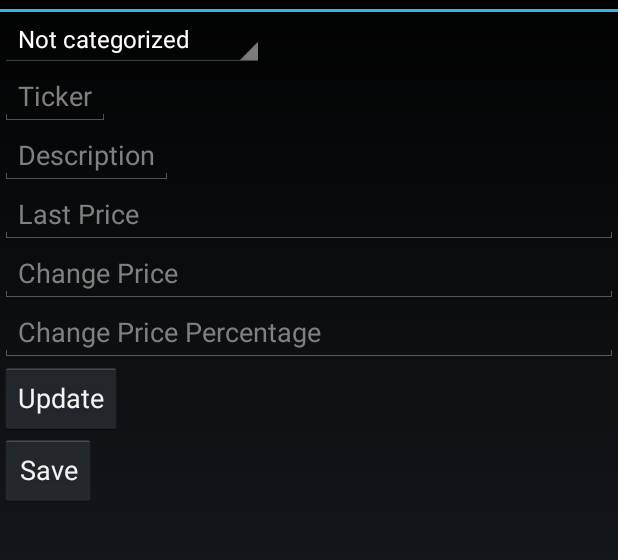
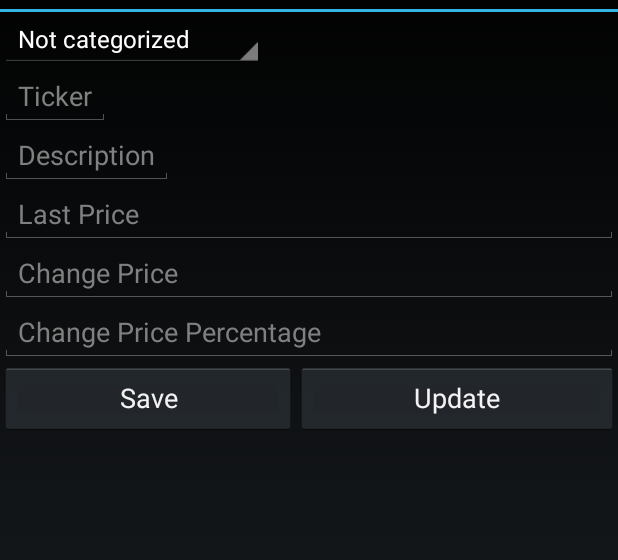
Before and after one commit to eugenevdm/StockMonitor, an Android app: the StockAddActivity screen opened directly, with no data from a screen before it, on a phone screen of 412 x 824 dp, the part 60-620 px from its top. Run offline under Robolectric (Android 15) with nearby library versions, the phone set to English and light mode, and no system bars.

Commit message:
Minor documentation update and changing of button locations in edit box.

```diff
--- a/app/src/main/java/za/co/eugenevdm/stockmonitor/documentation.txt
+++ b/app/src/main/java/za/co/eugenevdm/stockmonitor/documentation.txt
@@ -18,10 +18,6 @@ This line comes from work PC.
 The name of the app, Stock Monitor, changes to "Share Monitor" when used in ZA locale!
 
 Help Documentation Included! Get definitions of common stock exchange terms!
-
-Market capitalization
-
-The total value of a company in the stock market. It is generally calculated by multiplying the shares outstanding by the current share price.
 
 Comprehensive example of volley and listview
 
--- /dev/null
+++ b/app/src/main/java/za/co/eugenevdm/stockmonitor/terms.txt
@@ -0,0 +1,7 @@
+Market capitalization
+
+The total value of a company in the stock market. It is generally calculated by multiplying the shares outstanding by the current share price.
+
+Latest dividend/dividend yield
+
+Latest dividend is dividend per share paid to shareholders in the most recent quarter. Dividend yield is the value of the latest dividend, multiplied by the number of times dividends are typically paid per year, divided by the stock price.
--- a/app/src/main/res/layout/stock_edit.xml
+++ b/app/src/main/res/layout/stock_edit.xml
@@ -2,29 +2,26 @@
 <LinearLayout xmlns:android="http://schemas.android.com/apk/res/android"
     android:layout_width="match_parent"
     android:layout_height="match_parent"
-    android:orientation="vertical" >
+    android:orientation="vertical">
 
     <Spinner
         android:id="@+id/category"
         android:layout_width="wrap_content"
         android:layout_height="wrap_content"
-        android:entries="@array/industries" >
-    </Spinner>
+        android:entries="@array/industries"></Spinner>
 
     <LinearLayout
         android:id="@+id/LinearLayout01"
         android:layout_width="match_parent"
         android:layout_height="wrap_content"
-        android:orientation="vertical"
-        >
+        android:orientation="vertical">
 
         <EditText
             android:id="@+id/stock_edit_ticker"
             android:layout_width="wrap_content"
             android:layout_height="wrap_content"
             android:hint="@string/stock_edit_ticker"
-            android:imeOptions="actionNext" >
-        </EditText>
+            android:imeOptions="actionNext"></EditText>
 
         <EditText
             android:id="@+id/stock_edit_description"
@@ -32,8 +29,7 @@
             android:layout_height="wrap_content"
             android:gravity="top"
             android:hint="@string/stock_edit_description"
-            android:imeOptions="actionNext" >
-        </EditText>
+            android:imeOptions="actionNext"></EditText>
 
         <EditText
             android:id="@+id/stock_edit_last_price"
@@ -41,8 +37,7 @@
             android:layout_height="match_parent"
             android:gravity="top"
             android:hint="@string/stock_edit_last_price"
-            android:imeOptions="actionNext" >
-        </EditText>
+            android:imeOptions="actionNext"></EditText>
 
         <EditText
             android:id="@+id/stock_edit_change_price"
@@ -50,8 +45,7 @@
             android:layout_height="match_parent"
             android:gravity="top"
             android:hint="@string/stock_edit_change_price"
-            android:imeOptions="actionNext" >
-        </EditText>
+            android:imeOptions="actionNext"></EditText>
 
         <EditText
             android:id="@+id/stock_edit_change_price_percentage"
@@ -59,23 +53,28 @@
             android:layout_height="match_parent"
             android:gravity="top"
             android:hint="@string/stock_edit_change_price_percentage"
-            android:imeOptions="actionNext" >
-        </EditText>
+            android:imeOptions="actionNext"></EditText>
 
     </LinearLayout>
 
-    <Button
-        android:id="@+id/stock_update_button"
-        android:layout_width="wrap_content"
-        android:layout_height="wrap_content"
-        android:text="@string/stock_update_confirm" >
-    </Button>
+    <LinearLayout
+        android:layout_width="fill_parent"
+        android:layout_height="wrap_content">
 
-    <Button
-        android:id="@+id/stock_save_button"
-        android:layout_width="wrap_content"
-        android:layout_height="wrap_content"
-        android:text="@string/stock_save_confirm" >
-    </Button>
+        <Button
+            android:id="@+id/stock_save_button"
+            android:layout_weight="1"
+            android:layout_width="wrap_content"
+            android:layout_height="wrap_content"
+            android:text="@string/stock_save_confirm"></Button>
+
+        <Button
+            android:id="@+id/stock_update_button"
+            android:layout_weight="1"
+            android:layout_width="wrap_content"
+            android:layout_height="wrap_content"
+            android:text="@string/stock_update_confirm"></Button>
+
+    </LinearLayout>
 
 </LinearLayout>
```
